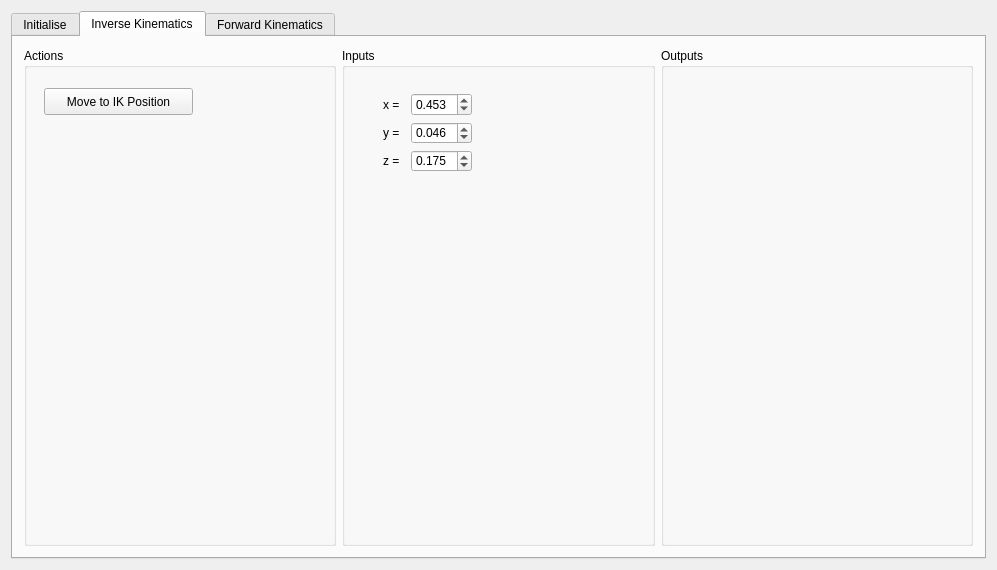
Old version of the form tools/arm_tests/arm_test_gui/ui/widget.ui in the repository girvaw2/Maggie-version-3.
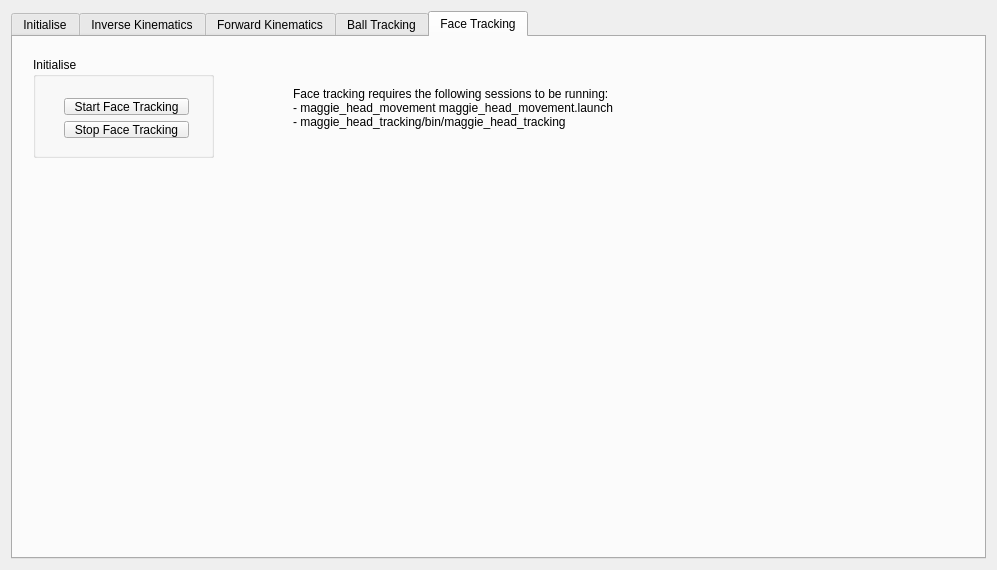
New version of the form. The open tabs and pages were chosen to show the change.

Commit message: Adding face and ball tracking

```diff
--- a/tools/arm_tests/arm_test_gui/ui/widget.ui
+++ b/tools/arm_tests/arm_test_gui/ui/widget.ui
@@ -192,6 +192,89 @@
        <string>Forward Kinematics</string>
       </attribute>
      </widget>
+     <widget class="QWidget" name="ballTrackingTab">
+      <attribute name="title">
+       <string>Ball Tracking</string>
+      </attribute>
+      <widget class="QPushButton" name="startBallTrackingPushButton">
+       <property name="geometry">
+        <rect>
+         <x>60</x>
+         <y>40</y>
+         <width>141</width>
+         <height>27</height>
+        </rect>
+       </property>
+       <property name="text">
+        <string>Start Ball Tracking</string>
+       </property>
+      </widget>
+     </widget>
+     <widget class="QWidget" name="headTrackingTab">
+      <attribute name="title">
+       <string>Face Tracking</string>
+      </attribute>
+      <widget class="QGroupBox" name="groupBox_5">
+       <property name="geometry">
+        <rect>
+         <x>20</x>
+         <y>20</y>
+         <width>181</width>
+         <height>101</height>
+        </rect>
+       </property>
+       <property name="title">
+        <string>Initialise</string>
+       </property>
+       <widget class="QWidget" name="layoutWidget">
+        <property name="geometry">
+         <rect>
+          <x>20</x>
+          <y>30</y>
+          <width>147</width>
+          <height>62</height>
+         </rect>
+        </property>
+        <layout class="QGridLayout" name="gridLayout_2">
+         <item row="0" column="0">
+          <widget class="QPushButton" name="startFaceTrackingPushButton">
+           <property name="text">
+            <string>Start Face Tracking</string>
+           </property>
+          </widget>
+         </item>
+         <item row="1" column="0">
+          <widget class="QPushButton" name="stopFaceTrackingPushButton">
+           <property name="text">
+            <string>Stop Face Tracking</string>
+           </property>
+          </widget>
+         </item>
+        </layout>
+       </widget>
+      </widget>
+      <widget class="QLabel" name="label_4">
+       <property name="geometry">
+        <rect>
+         <x>280</x>
+         <y>50</y>
+         <width>511</width>
+         <height>71</height>
+        </rect>
+       </property>
+       <property name="text">
+        <string>Face tracking requires the following sessions to be running:
+- maggie_head_movement maggie_head_movement.launch
+- maggie_head_tracking/bin/maggie_head_tracking</string>
+       </property>
+       <property name="alignment">
+        <set>Qt::AlignLeading|Qt::AlignLeft|Qt::AlignTop</set>
+       </property>
+       <property name="wordWrap">
+        <bool>true</bool>
+       </property>
+      </widget>
+     </widget>
     </widget>
    </item>
   </layout>
```
Left out of the diff: 2 changed lines with no effect on the pictures. The commit also changes 25 other files.
